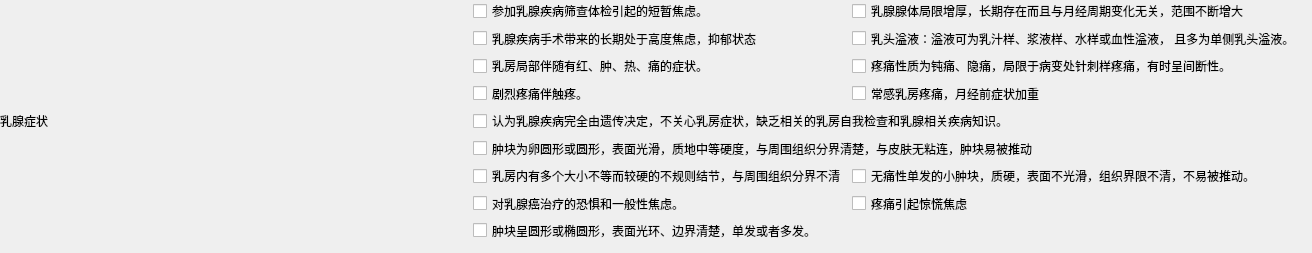
Old version of the form src/ui/t3l6.ui in the repository fantasy-mark/Summer.
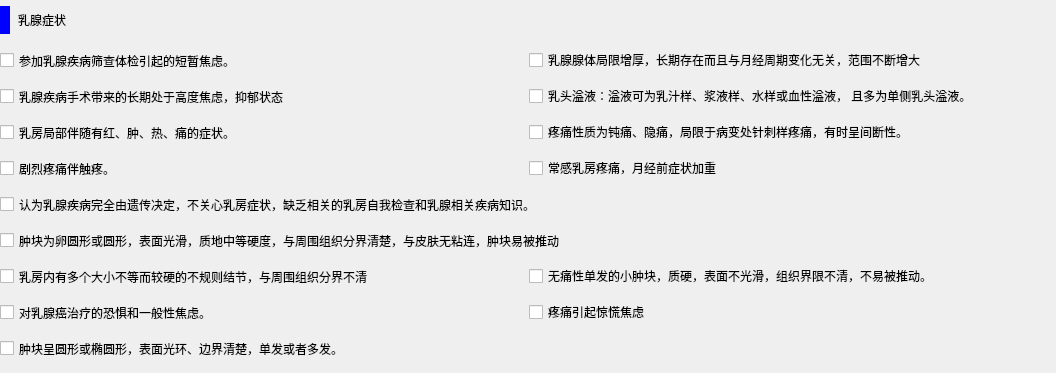
New version of the form.

Diff of the .ui file:
```diff
--- a/src/ui/t3l6.ui
+++ b/src/ui/t3l6.ui
@@ -6,8 +6,8 @@
    <rect>
     <x>0</x>
     <y>0</y>
-    <width>1312</width>
-    <height>253</height>
+    <width>1056</width>
+    <height>373</height>
    </rect>
   </property>
   <property name="windowTitle">
@@ -18,13 +18,19 @@
     <rect>
      <x>0</x>
      <y>0</y>
-     <width>1301</width>
-     <height>241</height>
+     <width>1051</width>
+     <height>364</height>
     </rect>
    </property>
-   <layout class="QGridLayout" name="gridLayout" columnstretch="1,0,0">
-    <item row="4" column="1" colspan="2">
+   <layout class="QGridLayout" name="gridLayout" columnstretch="1,1">
+    <item row="5" column="0" colspan="2">
      <widget class="QCheckBox" name="s51">
+      <property name="minimumSize">
+       <size>
+        <width>0</width>
+        <height>29</height>
+       </size>
+      </property>
       <property name="maximumSize">
        <size>
         <width>16777215</width>
@@ -36,106 +42,147 @@
       </property>
      </widget>
     </item>
-    <item row="6" column="1">
+    <item row="7" column="0">
      <widget class="QCheckBox" name="s71">
+      <property name="minimumSize">
+       <size>
+        <width>0</width>
+        <height>29</height>
+       </size>
+      </property>
       <property name="text">
        <string>乳房内有多个大小不等而较硬的不规则结节，与周围组织分界不清</string>
       </property>
      </widget>
     </item>
-    <item row="1" column="1">
+    <item row="2" column="0">
      <widget class="QCheckBox" name="s21">
+      <property name="minimumSize">
+       <size>
+        <width>0</width>
+        <height>29</height>
+       </size>
+      </property>
       <property name="text">
        <string>乳腺疾病手术带来的长期处于高度焦虑，抑郁状态</string>
       </property>
      </widget>
     </item>
-    <item row="8" column="1">
+    <item row="9" column="0">
      <widget class="QCheckBox" name="s91">
+      <property name="minimumSize">
+       <size>
+        <width>0</width>
+        <height>29</height>
+       </size>
+      </property>
       <property name="text">
        <string>肿块呈圆形或椭圆形，表面光环、边界清楚，单发或者多发。</string>
       </property>
      </widget>
     </item>
-    <item row="2" column="2">
+    <item row="3" column="1">
      <widget class="QCheckBox" name="s32">
       <property name="text">
        <string>疼痛性质为钝痛、隐痛，局限于病变处针刺样疼痛，有时呈间断性。</string>
       </property>
      </widget>
     </item>
-    <item row="3" column="1">
+    <item row="4" column="0">
      <widget class="QCheckBox" name="s41">
+      <property name="minimumSize">
+       <size>
+        <width>0</width>
+        <height>29</height>
+       </size>
+      </property>
       <property name="text">
        <string>剧烈疼痛伴触疼。</string>
       </property>
      </widget>
     </item>
-    <item row="7" column="2">
+    <item row="8" column="1">
      <widget class="QCheckBox" name="s82">
       <property name="text">
        <string>疼痛引起惊慌焦虑</string>
       </property>
      </widget>
     </item>
-    <item row="7" column="1">
+    <item row="8" column="0">
      <widget class="QCheckBox" name="s81">
+      <property name="minimumSize">
+       <size>
+        <width>0</width>
+        <height>29</height>
+       </size>
+      </property>
       <property name="text">
        <string>对乳腺癌治疗的恐惧和一般性焦虑。</string>
       </property>
      </widget>
     </item>
-    <item row="0" column="2">
+    <item row="1" column="1">
      <widget class="QCheckBox" name="s12">
       <property name="text">
        <string>乳腺腺体局限增厚，长期存在而且与月经周期变化无关，范围不断增大</string>
       </property>
      </widget>
     </item>
-    <item row="3" column="2">
+    <item row="4" column="1">
      <widget class="QCheckBox" name="s42">
       <property name="text">
        <string>常感乳房疼痛，月经前症状加重</string>
       </property>
      </widget>
     </item>
-    <item row="0" column="1">
+    <item row="1" column="0">
      <widget class="QCheckBox" name="s11">
+      <property name="minimumSize">
+       <size>
+        <width>0</width>
+        <height>29</height>
+       </size>
+      </property>
       <property name="text">
        <string>参加乳腺疾病筛查体检引起的短暂焦虑。</string>
       </property>
      </widget>
     </item>
-    <item row="1" column="2">
+    <item row="2" column="1">
      <widget class="QCheckBox" name="s22">
       <property name="text">
        <string>乳头溢液：溢液可为乳汁样、浆液样、水样或血性溢液， 且多为单侧乳头溢液。</string>
       </property>
      </widget>
     </item>
-    <item row="2" column="1">
+    <item row="3" column="0">
      <widget class="QCheckBox" name="s31">
+      <property name="minimumSize">
+       <size>
+        <width>0</width>
+        <height>29</height>
+       </size>
+      </property>
       <property name="text">
        <string>乳房局部伴随有红、肿、热、痛的症状。</string>
       </property>
      </widget>
     </item>
-    <item row="0" column="0" rowspan="9">
-     <widget class="QLabel" name="label_45">
-      <property name="text">
-       <string>乳腺症状</string>
-      </property>
-     </widget>
-    </item>
-    <item row="6" column="2">
+    <item row="7" column="1">
      <widget class="QCheckBox" name="s72">
       <property name="text">
        <string>无痛性单发的小肿块，质硬，表面不光滑，组织界限不清，不易被推动。</string>
       </property>
      </widget>
     </item>
-    <item row="5" column="1" colspan="2">
+    <item row="6" column="0" colspan="2">
      <widget class="QCheckBox" name="s61">
+      <property name="minimumSize">
+       <size>
+        <width>0</width>
+        <height>29</height>
+       </size>
+      </property>
       <property name="maximumSize">
        <size>
         <width>16777215</width>
@@ -147,6 +194,31 @@
       </property>
      </widget>
     </item>
+    <item row="0" column="0">
+     <widget class="QLabel" name="label_45">
+      <property name="minimumSize">
+       <size>
+        <width>0</width>
+        <height>38</height>
+       </size>
+      </property>
+      <property name="maximumSize">
+       <size>
+        <width>16777215</width>
+        <height>38</height>
+       </size>
+      </property>
+      <property name="styleSheet">
+       <string notr="true">border-left: 10px solid blue;
+border-radius:5px;
+padding-left: 5px;
+</string>
+      </property>
+      <property name="text">
+       <string>乳腺症状</string>
+      </property>
+     </widget>
+    </item>
    </layout>
   </widget>
  </widget>
```
